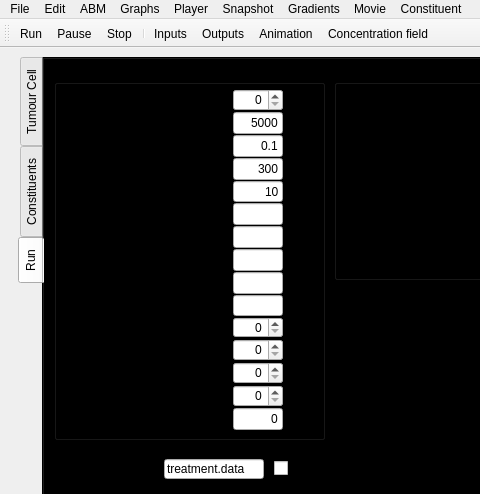
Before: the Qt Designer form GUI/spheroid_GUI.ui in gibbogle/spheroid-abm, drawn with Qt 5; both pictures show x 0 to 480 and y 0 to 494 of the 1294 by 893 pixel window.
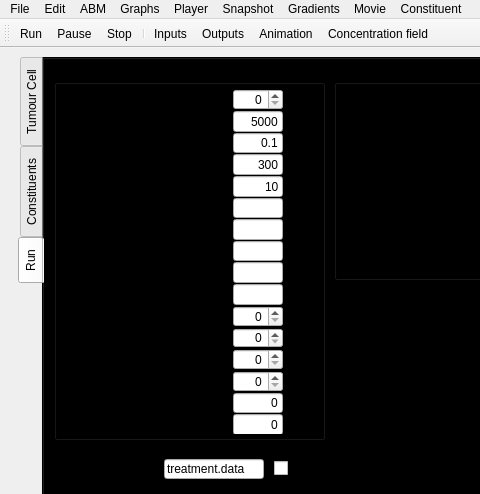
After: the same form once the commit is applied. The open tabs and pages were chosen to show the change. Icons and pictures are not drawn. Custom widgets are drawn as their Qt base class.

Diff of the .ui file:
```diff
--- a/GUI/spheroid_GUI.ui
+++ b/GUI/spheroid_GUI.ui
@@ -1720,7 +1720,7 @@
                <x>10</x>
                <y>10</y>
                <width>251</width>
-               <height>341</height>
+               <height>345</height>
               </rect>
              </property>
              <layout class="QGridLayout" name="gridLayout_4">
@@ -1999,7 +1999,7 @@
                 </property>
                </widget>
               </item>
-              <item row="18" column="2">
+              <item row="19" column="2">
                <widget class="QLineEdit" name="line_TEST_CASE">
                 <property name="maximumSize">
                  <size>
@@ -2015,14 +2015,14 @@
                 </property>
                </widget>
               </item>
-              <item row="18" column="0">
+              <item row="19" column="0">
                <widget class="QMyLabel" name="label_TEST_CASE">
                 <property name="text">
                  <string>label_TEST_CASE</string>
                 </property>
                </widget>
               </item>
-              <item row="18" column="1">
+              <item row="19" column="1">
                <spacer name="horizontalSpacer_33">
                 <property name="orientation">
                  <enum>Qt::Horizontal</enum>
@@ -2309,6 +2309,42 @@
                 </property>
                </widget>
               </item>
+              <item row="18" column="0">
+               <widget class="QMyLabel" name="label_SHOW_PROGENY">
+                <property name="text">
+                 <string>label_SHOW_PROGENY</string>
+                </property>
+               </widget>
+              </item>
+              <item row="18" column="1">
+               <spacer name="horizontalSpacer_46">
+                <property name="orientation">
+                 <enum>Qt::Horizontal</enum>
+                </property>
+                <property name="sizeHint" stdset="0">
+                 <size>
+                  <width>40</width>
+                  <height>13</height>
+                 </size>
+                </property>
+               </spacer>
+              </item>
+              <item row="18" column="2">
+               <widget class="QLineEdit" name="line_SHOW_PROGENY">
+                <property name="maximumSize">
+                 <size>
+                  <width>50</width>
+                  <height>16777215</height>
+                 </size>
+                </property>
+                <property name="text">
+                 <string>0</string>
+                </property>
+                <property name="alignment">
+                 <set>Qt::AlignRight|Qt::AlignTrailing|Qt::AlignVCenter</set>
+                </property>
+               </widget>
+              </item>
              </layout>
             </widget>
            </widget>
```
Left out of the diff: 46 changed lines with no effect on the pictures.
